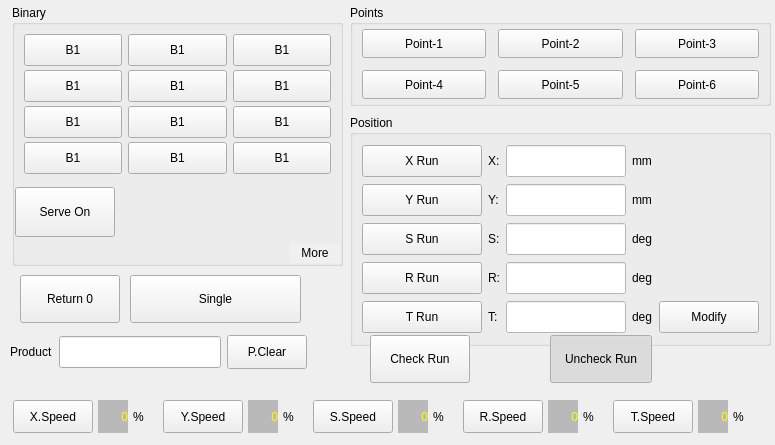
First picture: the form in hcmanualoperation/ichcmanualoperationpageframe_8.ui, repository GaussCheng/2-5AxisPunch, before the edit.
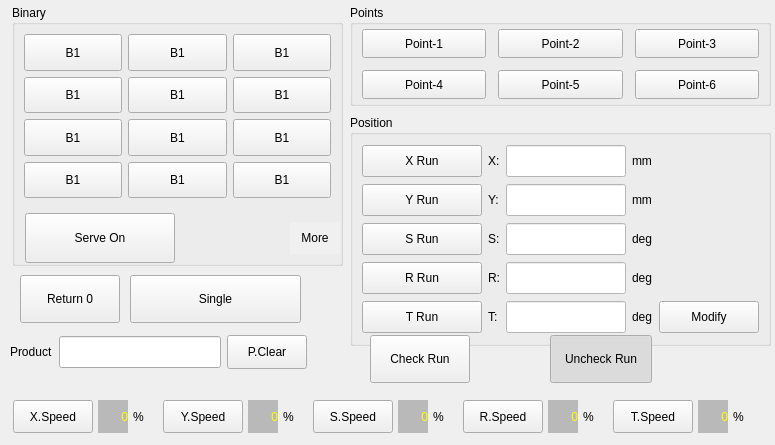
Second picture: the form after the edit. Custom widgets are drawn as their Qt base class.

Patch:
```diff
--- a/hcmanualoperation/ichcmanualoperationpageframe_8.ui
+++ b/hcmanualoperation/ichcmanualoperationpageframe_8.ui
@@ -397,6 +397,11 @@
        </widget>
       </item>
       <item>
+       <layout class="QHBoxLayout" name="horizontalLayout_2">
+        <property name="leftMargin">
+         <number>10</number>
+        </property>
+        <item>
        <widget class="QPushButton" name="serveControl">
         <property name="sizePolicy">
          <sizepolicy hsizetype="Minimum" vsizetype="Preferred">
@@ -406,13 +411,13 @@
         </property>
         <property name="minimumSize">
          <size>
-          <width>100</width>
+            <width>150</width>
           <height>50</height>
          </size>
         </property>
         <property name="maximumSize">
          <size>
-          <width>100</width>
+            <width>150</width>
           <height>50</height>
          </size>
         </property>
@@ -425,8 +430,6 @@
        </widget>
       </item>
       <item>
-       <layout class="QHBoxLayout" name="horizontalLayout_2">
-        <item>
          <spacer name="horizontalSpacer">
           <property name="orientation">
            <enum>Qt::Horizontal</enum>
@@ -1072,7 +1075,7 @@
       <string notr="true">buttonGroup_2</string>
      </attribute>
     </widget>
-    <widget class="QWidget" name="">
+    <widget class="QWidget" name="layoutWidget">
      <property name="geometry">
       <rect>
        <x>10</x>
```
Lines whose indentation alone changed are shown as unchanged.
